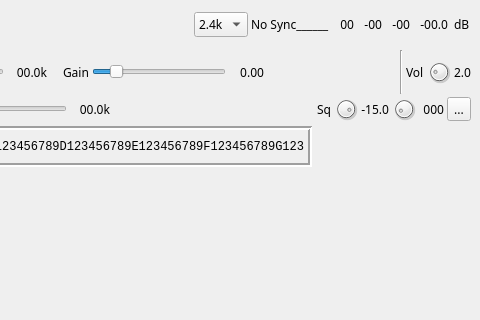
Old version of the form plugins/channel/demoddsd/dsddemodgui.ui in the repository f4exb/sdrangel; both pictures show x 167 to 647 and y 0 to 320 of the 647 by 841 pixel window.
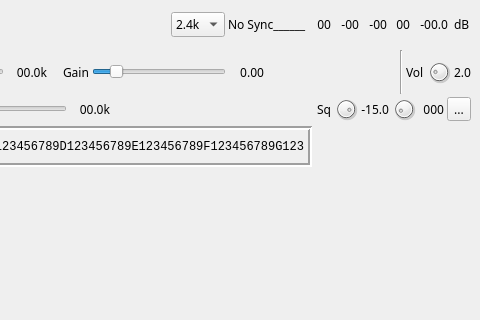
New version of the form. Icons and pictures are not drawn. Custom widgets are drawn as their Qt base class.

Commit message: DSD plugin: added number of sync flips per 32 symbol period display

```diff
--- a/plugins/channel/demoddsd/dsddemodgui.ui
+++ b/plugins/channel/demoddsd/dsddemodgui.ui
@@ -249,6 +249,25 @@
         </property>
        </widget>
       </item>
+      <item>
+       <widget class="QLabel" name="syncNumFlipsText">
+        <property name="minimumSize">
+         <size>
+          <width>20</width>
+          <height>0</height>
+         </size>
+        </property>
+        <property name="toolTip">
+         <string>Number of active re-synchronization symbol flips per 32 symbol period</string>
+        </property>
+        <property name="text">
+         <string>00</string>
+        </property>
+        <property name="alignment">
+         <set>Qt::AlignRight|Qt::AlignTrailing|Qt::AlignVCenter</set>
+        </property>
+       </widget>
+      </item>
       <item>
        <layout class="QHBoxLayout" name="channnelPowerLayout">
         <item>
```
The commit also changes 2 other files.
